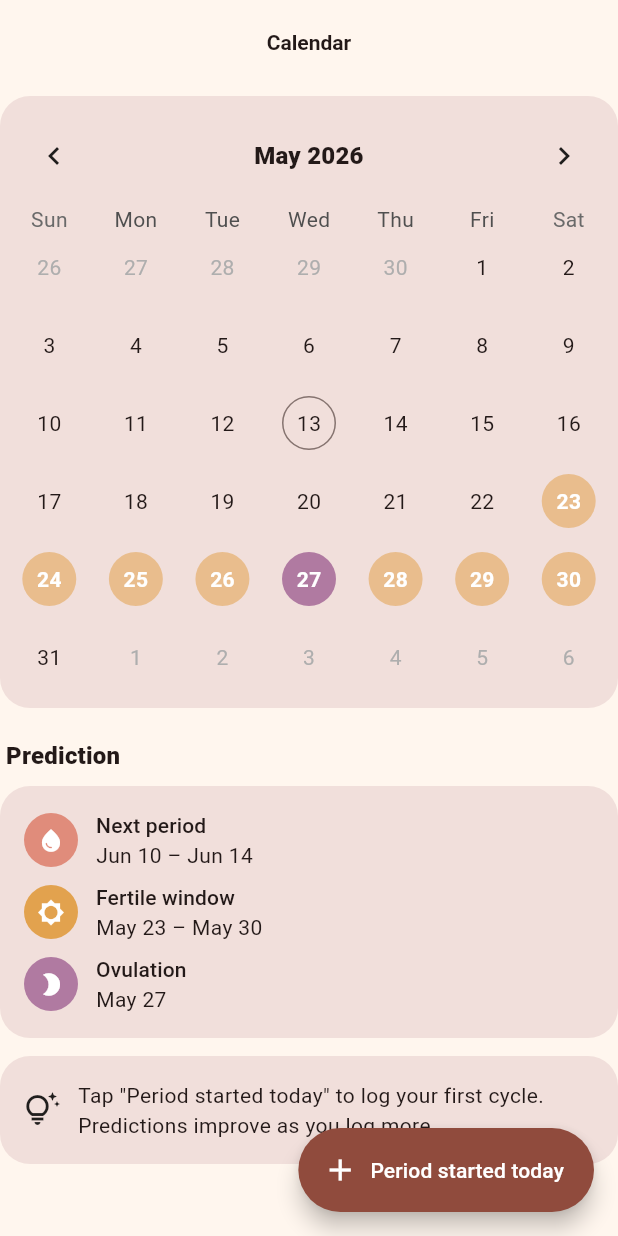
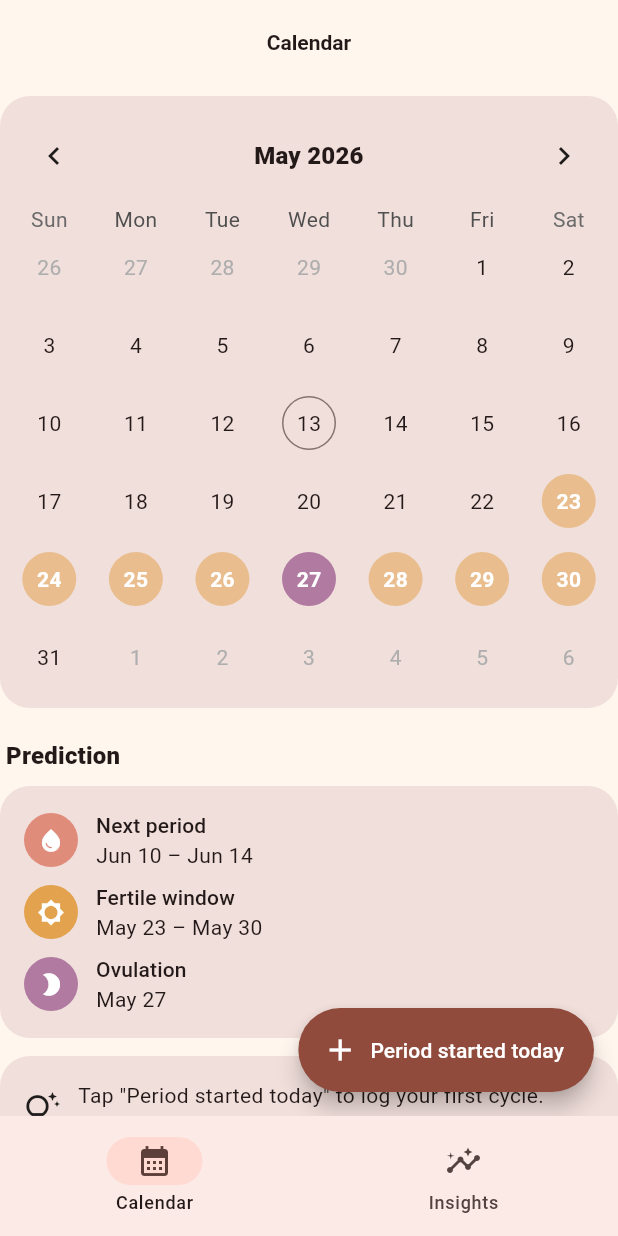
Before and after one commit to driblo/period_calendar, a Flutter app: the screen it shows after launch, on a phone screen of 412 x 824 dp. Run offline on Flutter 3.47's test engine with Material 3 defaults, Android fonts, the phone set to English and light mode, and no system bars; drawn by our look-alikes of table_calendar; our stand-ins replace drift, fl_chart, flutter_riverpod, flutter_secure_storage; missing offline and left inert: dart:ffi, sqlcipher_flutter_libs, sqlite3; accounts and stored records are empty; generated files the repository leaves out were written again.

```diff
--- a/lib/app.dart
+++ b/lib/app.dart
@@ -1,7 +1,7 @@
 import 'package:flutter/material.dart';
 
 import 'core/theme/warm_theme.dart';
-import 'features/calendar/calendar_page.dart';
+import 'features/shell/home_shell.dart';
 
 class PeriodCalendarApp extends StatelessWidget {
   const PeriodCalendarApp({super.key});
@@ -13,7 +13,7 @@ class PeriodCalendarApp extends StatelessWidget {
       debugShowCheckedModeBanner: false,
       theme: WarmTheme.light(),
       darkTheme: WarmTheme.dark(),
-      home: const CalendarPage(),
+      home: const HomeShell(),
     );
   }
 }
--- /dev/null
+++ b/lib/features/shell/home_shell.dart
@@ -0,0 +1,40 @@
+import 'package:flutter/material.dart';
+
+import '../calendar/calendar_page.dart';
+import '../insights/insights_page.dart';
+
+class HomeShell extends StatefulWidget {
+  const HomeShell({super.key});
+
+  @override
+  State<HomeShell> createState() => _HomeShellState();
+}
+
+class _HomeShellState extends State<HomeShell> {
+  int _index = 0;
+
+  static const _pages = <Widget>[CalendarPage(), InsightsPage()];
+
+  @override
+  Widget build(BuildContext context) {
+    return Scaffold(
+      body: _pages[_index],
+      bottomNavigationBar: NavigationBar(
+        selectedIndex: _index,
+        onDestinationSelected: (i) => setState(() => _index = i),
+        destinations: const [
+          NavigationDestination(
+            icon: Icon(Icons.calendar_month_outlined),
+            selectedIcon: Icon(Icons.calendar_month),
+            label: 'Calendar',
+          ),
+          NavigationDestination(
+            icon: Icon(Icons.insights_outlined),
+            selectedIcon: Icon(Icons.insights),
+            label: 'Insights',
+          ),
+        ],
+      ),
+    );
+  }
+}
```
Also changed, not shown: lib/features/insights/cycle_stats.dart (added, +60 -0 lines), lib/features/insights/insights_page.dart (added, +164 -0 lines), 2 other files.
